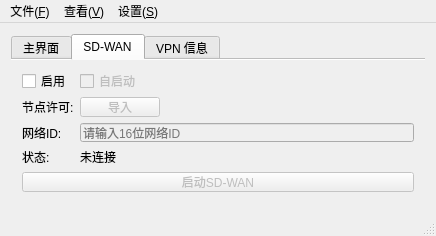
First picture: the form in src/dialog/mainwindow.ui, repository Cxiyuan/sslvpn, before the edit.
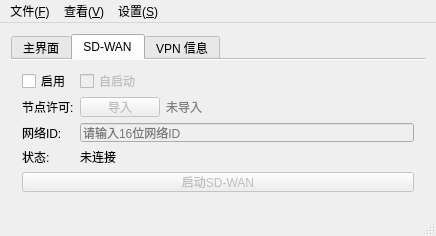
Second picture: the form after the edit. The open tabs and pages were chosen to show the change. Icons and pictures are not drawn.

Commit message:
添加SD-WAN节点许可文件导入状态显示
- 在导入按钮右侧添加状态标签显示"已导入"或"未导入"
- 通过检查planet文件是否存在判断导入状态
- 导入成功后自动更新状态显示
- 程序启动时自动检测并显示当前状态

🤖 Generated with [Qoder][https://qoder.com]

```diff
--- a/src/dialog/mainwindow.ui
+++ b/src/dialog/mainwindow.ui
@@ -221,6 +221,8 @@
            </widget>
           </item>
           <item row="1" column="1">
+           <layout class="QHBoxLayout" name="horizontalLayout_nodeLicense">
+            <item>
            <widget class="QPushButton" name="nodeLicenseImportButton">
             <property name="enabled">
              <bool>false</bool>
@@ -229,6 +231,18 @@
              <string>导入</string>
             </property>
            </widget>
+            </item>
+            <item>
+             <widget class="QLabel" name="nodeLicenseStatusLabel">
+              <property name="text">
+               <string>未导入</string>
+              </property>
+              <property name="styleSheet">
+               <string>color: gray;</string>
+              </property>
+             </widget>
+            </item>
+           </layout>
           </item>
           <item row="2" column="0">
            <widget class="QLabel" name="networkIdLabelText">
```
Lines whose indentation alone changed are shown as unchanged. The commit also changes 2 other files.
